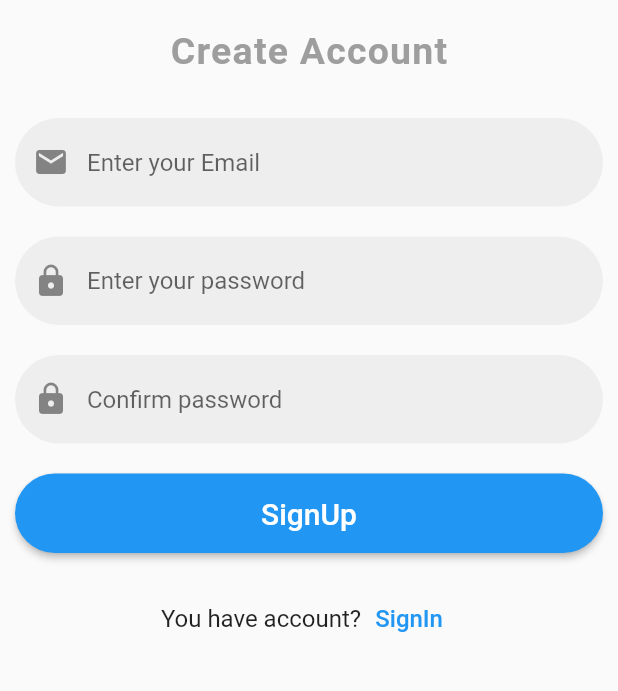
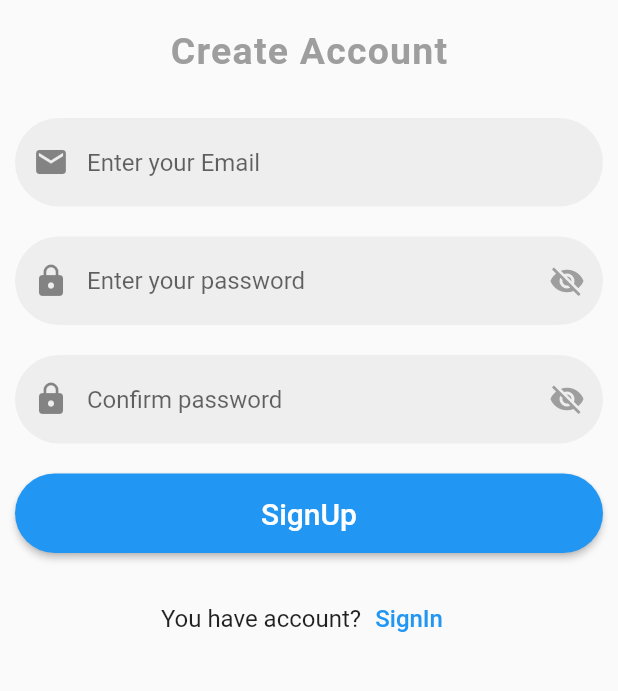
Before and after one commit to khanh307/note_management_system, a Flutter app: the screen it shows after launch, after a tap on "Login", after a tap on "SignUp", on a phone screen of 412 x 824 dp, the part 446-1137 px from its top. Run offline on Flutter 3.47's test engine with Material 2 defaults, Android fonts, the phone set to English and light mode, and no system bars; our stand-ins replace sqflite; accounts and stored records are empty.

Commit message:
update sign and signup

```diff
--- a/lib/Login/signInPage.dart
+++ b/lib/Login/signInPage.dart
@@ -28,6 +28,14 @@ class _SignInHomeState extends State<SignInHome> {
   final _formKey = GlobalKey<FormState>();
   final _emailController = TextEditingController();
   final _passwordController = TextEditingController();
+
+  bool _obscureText = true;
+
+  void _toggleObscureText() {
+    setState(() {
+      _obscureText = !_obscureText;
+    });
+  }
 
   @override
   void dispose() {
@@ -64,8 +72,9 @@ class _SignInHomeState extends State<SignInHome> {
       } else {
         ScaffoldMessenger.of(context).showSnackBar(
           SnackBar(
-            content: Text('Login Failed'),
+            content: Text('Login Failed', textAlign: TextAlign.center, style: TextStyle(color: Colors.red),),
             duration: Duration(seconds: 3),
+            backgroundColor: Color.fromARGB(255, 209, 188, 124),
           ),
         );
       }
@@ -156,7 +165,7 @@ class _SignInHomeState extends State<SignInHome> {
                           ),
                           TextFormField(
                             controller: _passwordController,
-                            obscureText: true,
+                            obscureText: _obscureText,
                             decoration: InputDecoration(
                               enabledBorder: OutlineInputBorder(
                                   borderRadius:
@@ -171,6 +180,11 @@ class _SignInHomeState extends State<SignInHome> {
                               hintText: 'Password',
                               fillColor: Colors.grey[200],
                               filled: true,
+                              suffixIcon: GestureDetector(
+                                onTap: _toggleObscureText,
+                                child: Icon(_obscureText ? Icons.visibility_off : Icons.visibility,
+                                color: _obscureText ? Colors.grey : Colors.blue,),
+                              ),
                             ),
                             validator: (value) {
                               if (value == null || value.isEmpty) {
--- a/lib/Register/signUpPage.dart
+++ b/lib/Register/signUpPage.dart
@@ -30,9 +30,23 @@ class _SignUpHomeState extends State<SignUpHome> {
   final _emailController = TextEditingController();
   final _passwordController = TextEditingController();
   final _confirmPasswordController = TextEditingController();
+  bool _obscureText = true; //password
+  bool _obscureTextConfirm = true; //confirm password
 
   List<Map<String, dynamic>> _users = [];
   bool _isLoading = true;
+
+  void _toggleObscureText() {
+    setState(() {
+      _obscureText = !_obscureText;
+    });
+  }
+
+   void _toggleObscureTextConfirm() {
+    setState(() {
+      _obscureTextConfirm = !_obscureTextConfirm;
+    });
+  }
 
   Future<void> _reFreshUsers() async {
     final data = await SQLHelper.getUsers();
@@ -155,7 +169,7 @@ class _SignUpHomeState extends State<SignUpHome> {
                           ),
                           TextFormField(
                             controller: _passwordController,
-                            obscureText: true,
+                            obscureText: _obscureText,
                             decoration: InputDecoration(
                               enabledBorder: OutlineInputBorder(
                                   borderRadius:
@@ -167,6 +181,11 @@ class _SignUpHomeState extends State<SignUpHome> {
                                 borderSide: BorderSide(color: Colors.blue),
                               ),
                               prefixIcon: Icon(Icons.lock),
+                              suffixIcon: GestureDetector(
+                                onTap: _toggleObscureText,
+                                child: Icon(_obscureText ? Icons.visibility_off : Icons.visibility,
+                                color: _obscureText ? Colors.grey : Colors.blue,),
+                              ),
                               hintText: 'Enter your password',
                               fillColor: Colors.grey[200],
                               filled: true,
@@ -182,7 +201,7 @@ class _SignUpHomeState extends State<SignUpHome> {
                           ),
                           TextFormField(
                             controller: _confirmPasswordController,
-                            obscureText: true,
+                            obscureText: _obscureTextConfirm,
                             decoration: InputDecoration(
                               enabledBorder: OutlineInputBorder(
                                   borderRadius:
@@ -195,6 +214,11 @@ class _SignUpHomeState extends State<SignUpHome> {
                               ),
                               prefixIcon: Icon(Icons.lock),
                               hintText: 'Confirm password',
+                              suffixIcon: GestureDetector(
+                                onTap: _toggleObscureTextConfirm,
+                                child: Icon(_obscureTextConfirm ? Icons.visibility_off : Icons.visibility,
+                                color: _obscureTextConfirm ? Colors.grey : Colors.blue,),
+                              ),
                               fillColor: Colors.grey[200],
                               filled: true,
                             ),
@@ -227,8 +251,9 @@ class _SignUpHomeState extends State<SignUpHome> {
                       } else {
                         ScaffoldMessenger.of(context).showSnackBar(
                           SnackBar(
-                            content: Text('Create account failed'),
+                            content: Text('Create account failed', textAlign: TextAlign.center, style: TextStyle(color: Colors.red),),
                             duration: Duration(seconds: 3),
+                            backgroundColor: Color.fromARGB(255, 113, 176, 224),
                           ),
                         );
                       }
```
